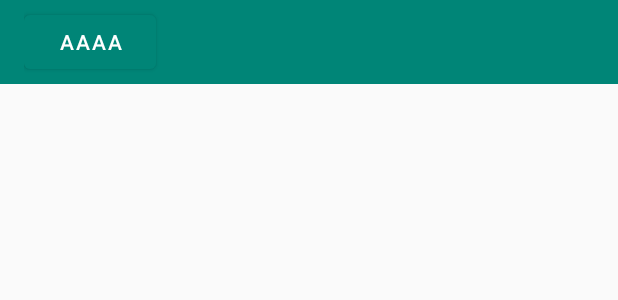
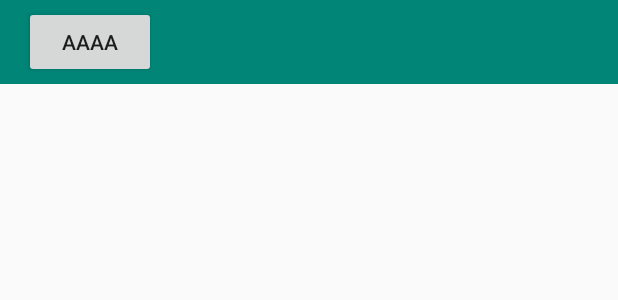
Before and after one commit to Airatolnine/FileManager, an Android app: the layout activity_main.xml on its own in the app's theme, with its tools: preview values and no code run, on a phone screen of 412 x 824 dp. Shown: the top 300 px of the screen. Run offline under Robolectric (Android 15) with nearby library versions, the phone set to English and light mode, and no system bars.

Commit message:
added new activity

```diff
--- a/app/src/main/AndroidManifest.xml
+++ b/app/src/main/AndroidManifest.xml
@@ -14,6 +14,7 @@
         android:supportsRtl="true"
         android:theme="@style/AppTheme"
         tools:ignore="GoogleAppIndexingWarning">
+        <activity android:name=".statusActivity"></activity>
         <activity android:name=".MainActivity">
             <intent-filter>
                 <action android:name="android.intent.action.MAIN" />
--- a/app/src/main/res/layout/activity_main.xml
+++ b/app/src/main/res/layout/activity_main.xml
@@ -23,9 +23,10 @@
             android:layout_gravity="center_vertical"
             android:gravity="center"
             android:orientation="horizontal">
-            <android.support.design.button.MaterialButton
+            <Button
                 android:layout_width="wrap_content"
                 android:layout_height="wrap_content"
+                android:id="@+id/btnOpenStatusActivity"
                 android:text="AAAA" />
 
             <HorizontalScrollView
--- a/app/src/main/res/values/strings.xml
+++ b/app/src/main/res/values/strings.xml
@@ -1,4 +1,5 @@
 <resources>
     <string name="app_name">FileManager</string>
     <string name="title_activity_new_folder">New_folder</string>
+    <string name="title_activity_status">statusActivity</string>
 </resources>
--- a/app/src/main/res/values/styles.xml
+++ b/app/src/main/res/values/styles.xml
@@ -7,7 +7,6 @@
         <item name="colorPrimaryDark">@color/colorPrimaryDark</item>
         <item name="colorAccent">@color/colorAccent</item>
         <item name="android:windowAnimationStyle">@null</item>
-        <item name="android:statusBarColor">@color/textBar</item>
     </style>
 
     <style name="AppTheme.NoActionBar">
```
Also changed, not shown: app/src/main/java/com/example/airatonline/filemanager/MainActivity.java (+11 -0 lines), app/src/main/java/com/example/airatonline/filemanager/statusActivity.java (added, +13 -0 lines), app/src/main/res/layout/activity_status.xml (added, +9 -0 lines).
